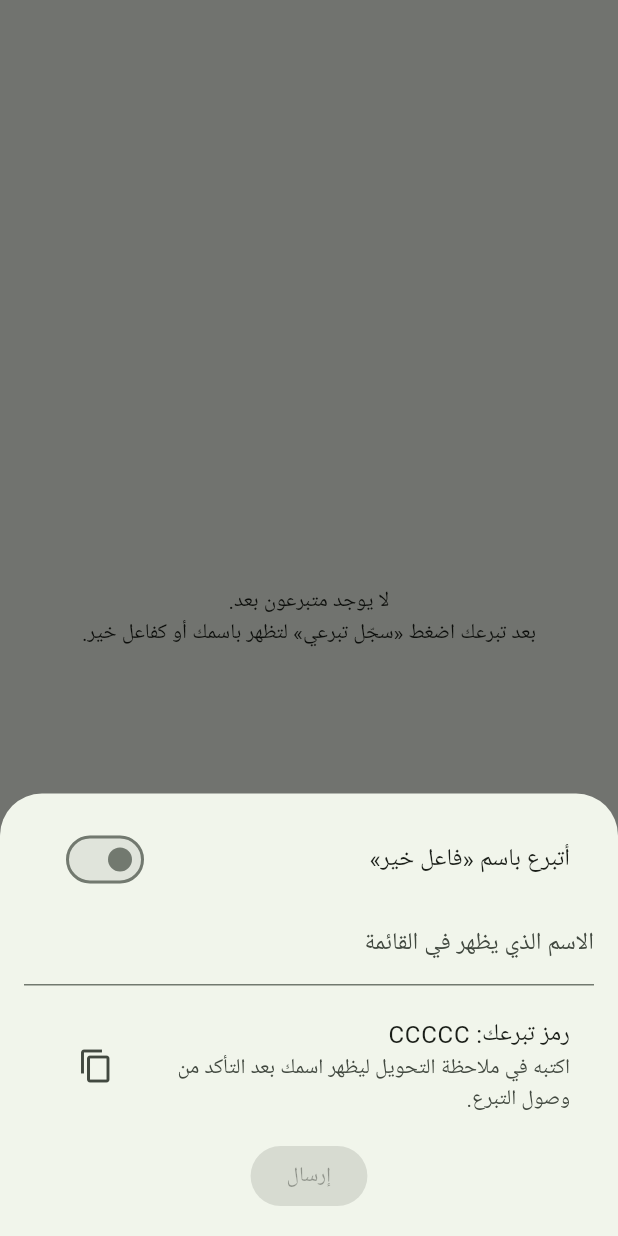
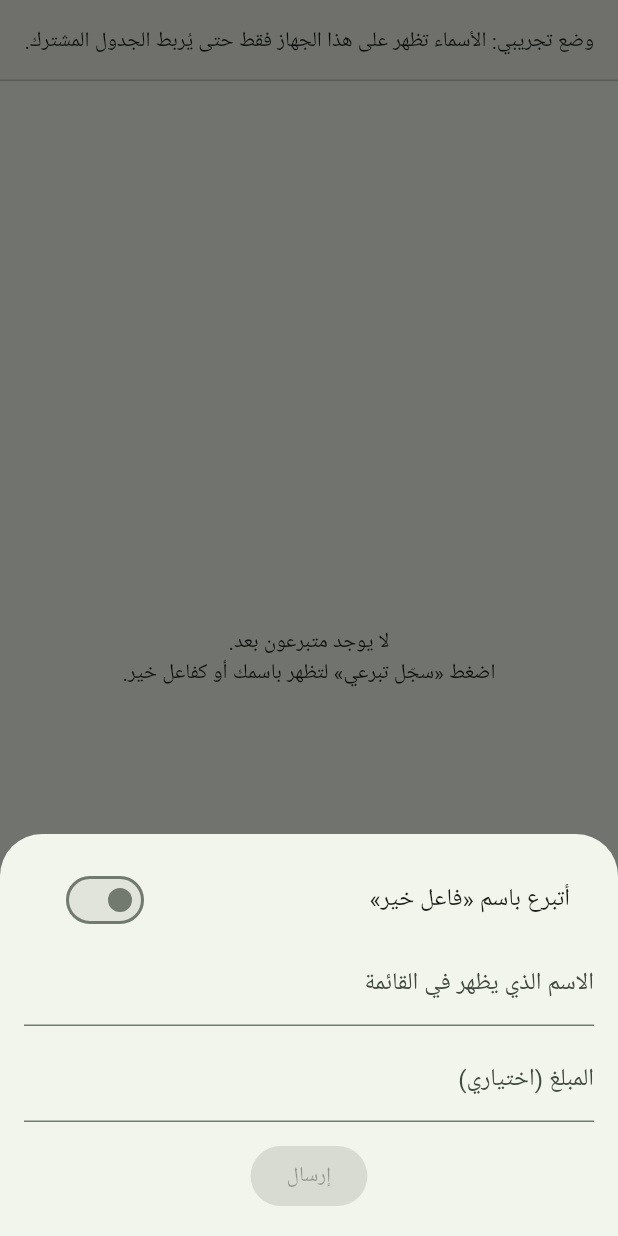
Before and after one commit to mohamedal2min-u/kansafra-mosque-app, a Flutter app: the DonorsTab screen opened directly, after a tap on "سجّل تبرعي", on a phone screen of 412 x 824 dp. Run offline on Flutter 3.47's test engine with Material 3 defaults, Android fonts, the phone set to English and light mode, and no system bars; our stand-ins replace adhan, flutter_compass, flutter_local_notifications, hijri, just_audio, shared_preferences and 1 more; accounts and stored records are empty; project files that could hold a hidden picture were left out.

Commit message:
Donors list: name and amount, shared via Google Sheets Apps Script, no accounts or approval
Co-Authored-By: Claude Sonnet 5.5 <noreply@anthropic.com>
Claude-Session: https://claude.ai/code/session_01XkGBCwJKScyzzPNe4HDGLL

```diff
--- a/lib/config.dart
+++ b/lib/config.dart
@@ -4,6 +4,9 @@ class MosqueConfig {
 
   static const latitude = 35.65862402383966;
   static const longitude = 36.48396655620541;
+
+  /// رابط Web app لجدول المتبرعين (انظر tools/DONORS_SETUP.md). فارغ = قائمة تجريبية على هذا الجهاز فقط.
+  static const donorsUrl = '';
 
   /// المنطقة الزمنية لجدولة التنبيهات.
   static const timeZone = 'Asia/Damascus';
--- a/lib/donors/donors_repository.dart
+++ b/lib/donors/donors_repository.dart
@@ -1,31 +1,70 @@
-/// متبرع يظهر في صفحة المتبرعين. إن كان [name] فارغًا يُعرض «فاعل خير».
+import 'dart:convert';
+
+import 'package:http/http.dart' as http;
+
+import '../config.dart';
+
+/// متبرع في القائمة. إن كان [name] فارغًا يُعرض «فاعل خير».
 class Donor {
-  final String? name;
+  final String name;
+  final String amount;
   final DateTime date;
-  const Donor({this.name, required this.date});
+  const Donor({required this.name, required this.amount, required this.date});
 
-  String get displayName => (name == null || name!.trim().isEmpty) ? 'فاعل خير' : name!.trim();
+  String get displayName => name.trim().isEmpty ? 'فاعل خير' : name.trim();
+  String get line => amount.trim().isEmpty ? '$displayName تبرّع' : '$displayName تبرّع بـ ${amount.trim()}';
 }
 
-/// مصدر بيانات المتبرعين. التطبيق يحتاج تنفيذًا يتصل بقاعدة بيانات مشتركة
-/// (مثل Firebase أو Supabase) ليرى الجميع القائمة نفسها.
 abstract class DonorsRepository {
-  Future<List<Donor>> approvedDonors();
-
-  /// [reference] رمز يكتبه المتبرع في ملاحظة التحويل ليطابقه المسؤول مع كشف الحساب.
-  /// يرسل طلب ظهور في القائمة. لا يظهر الاسم إلا بعد موافقة إدارة المسجد.
-  Future<void> submit({String? name, required String reference});
+  Future<List<Donor>> donors();
+  Future<void> add({String? name, String? amount});
 }
 
-/// تنفيذ مؤقت داخل الذاكرة للتجربة فقط: لا يحفظ ولا يشارك البيانات بين الأجهزة.
-class InMemoryDonorsRepository implements DonorsRepository {
-  final _approved = <Donor>[];
+/// قائمة مشتركة عبر جدول Google Sheets و Apps Script (انظر tools/DONORS_SETUP.md).
+class SheetsDonorsRepository implements DonorsRepository {
+  final String url;
+  SheetsDonorsRepository(this.url);
+
+  List<Donor> _parse(String body) => [
+        for (final r in jsonDecode(body) as List)
+          Donor(
+            name: r['name'] as String,
+            amount: r['amount'] as String,
+            date: DateTime.tryParse(r['date'] as String) ?? DateTime.now(),
+          ),
+      ];
 
   @override
-  Future<List<Donor>> approvedDonors() async => List.unmodifiable(_approved);
+  Future<List<Donor>> donors() async {
+    final res = await http.get(Uri.parse(url)).timeout(const Duration(seconds: 20));
+    if (res.statusCode != 200) throw Exception('HTTP ${res.statusCode}');
+    return _parse(utf8.decode(res.bodyBytes));
+  }
 
   @override
-  Future<void> submit({String? name, required String reference}) async {}
+  Future<void> add({String? name, String? amount}) async {
+    final uri = Uri.parse(url).replace(queryParameters: {
+      'action': 'add',
+      'name': name ?? '',
+      'amount': amount ?? '',
+    });
+    final res = await http.get(uri).timeout(const Duration(seconds: 20));
+    if (res.statusCode != 200) throw Exception('HTTP ${res.statusCode}');
+  }
 }
 
-DonorsRepository donorsRepository = InMemoryDonorsRepository();
+/// بديل للتجربة قبل ربط الجدول: يحفظ في الذاكرة على هذا الجهاز فقط.
+class InMemoryDonorsRepository implements DonorsRepository {
+  final _list = <Donor>[];
+
+  @override
+  Future<List<Donor>> donors() async => List.unmodifiable(_list.reversed);
+
+  @override
+  Future<void> add({String? name, String? amount}) async =>
+      _list.add(Donor(name: name ?? '', amount: amount ?? '', date: DateTime.now()));
+}
+
+final DonorsRepository donorsRepository = MosqueConfig.donorsUrl.isEmpty
+    ? InMemoryDonorsRepository()
+    : SheetsDonorsRepository(MosqueConfig.donorsUrl);
--- a/lib/donors/donors_tab.dart
+++ b/lib/donors/donors_tab.dart
@@ -1,9 +1,6 @@
-import 'dart:math';
+import 'package:flutter/material.dart';
 
-import 'package:flutter/material.dart';
-import 'package:flutter/services.dart';
-import 'package:intl/intl.dart';
-
+import '../config.dart';
 import 'donors_repository.dart';
 
 class DonorsTab extends StatefulWidget {
@@ -14,7 +11,9 @@ class DonorsTab extends StatefulWidget {
 }
 
 class _DonorsTabState extends State<DonorsTab> {
-  late Future<List<Donor>> _future = donorsRepository.approvedDonors();
+  late Future<List<Donor>> _future = donorsRepository.donors();
+
+  void _reload() => setState(() => _future = donorsRepository.donors());
 
   Future<void> _openForm() async {
     final sent = await showModalBottomSheet<bool>(
@@ -23,10 +22,8 @@ class _DonorsTabState extends State<DonorsTab> {
       builder: (_) => const _DonorForm(),
     );
     if (sent == true && mounted) {
-      ScaffoldMessenger.of(context).showSnackBar(
-        const SnackBar(content: Text('جزاك الله خيرًا. سيظهر اسمك بعد تأكيد إدارة المسجد.')),
-      );
-      setState(() => _future = donorsRepository.approvedDonors());
+      ScaffoldMessenger.of(context).showSnackBar(const SnackBar(content: Text('جزاك الله خيرًا وتقبّل منك')));
+      _reload();
     }
   }
 
@@ -38,31 +35,53 @@ class _DonorsTabState extends State<DonorsTab> {
         icon: const Icon(Icons.favorite),
         label: const Text('سجّل تبرعي'),
       ),
-      body: FutureBuilder<List<Donor>>(
+      body: Column(children: [
+        if (MosqueConfig.donorsUrl.isEmpty)
+          const MaterialBanner(
+            content: Text('وضع تجريبي: الأسماء تظهر على هذا الجهاز فقط حتى يُربط الجدول المشترك.'),
+            actions: [SizedBox.shrink()],
+          ),
+        Expanded(
+          child: FutureBuilder<List<Donor>>(
             future: _future,
             builder: (context, snap) {
-          if (!snap.hasData) return const Center(child: CircularProgressIndicator());
+              if (snap.connectionState != ConnectionState.done) {
+                return const Center(child: CircularProgressIndicator());
+              }
+              if (snap.hasError) {
+                return Center(
+                  child: Column(mainAxisSize: MainAxisSize.min, children: [
+                    const Text('تعذّر تحميل القائمة. تحقّق من الإنترنت.'),
+                    const SizedBox(height: 12),
+                    FilledButton(onPressed: _reload, child: const Text('إعادة المحاولة')),
+                  ]),
+                );
+              }
               final list = snap.data!;
               if (list.isEmpty) {
                 return const Center(
                   child: Padding(
                     padding: EdgeInsets.all(24),
-                child: Text('لا يوجد متبرعون بعد.\nبعد تبرعك اضغط «سجّل تبرعي» لتظهر باسمك أو كفاعل خير.',
+                    child: Text('لا يوجد متبرعون بعد.\nاضغط «سجّل تبرعي» لتظهر باسمك أو كفاعل خير.',
                         textAlign: TextAlign.center),
                   ),
                 );
               }
-          return ListView.builder(
+              return RefreshIndicator(
+                onRefresh: () async => _reload(),
+                child: ListView.builder(
                   padding: const EdgeInsets.only(bottom: 88),
                   itemCount: list.length,
                   itemBuilder: (context, i) => ListTile(
                     leading: const Icon(Icons.volunteer_activism),
-              title: Text(list[i].displayName),
-              trailing: Text(DateFormat.yMMMd('ar').format(list[i].date)),
+                    title: Text(list[i].line),
+                  ),
                 ),
               );
             },
           ),
+        ),
+      ]),
     );
   }
 }
@@ -76,21 +95,29 @@ class _DonorForm extends StatefulWidget {
 
 class _DonorFormState extends State<_DonorForm> {
   final _name = TextEditingController();
+  final _amount = TextEditingController();
   bool _anonymous = false;
   bool _busy = false;
-  // رمز قصير بدون حروف متشابهة (0/O و1/I).
-  final String _ref = List.generate(5, (_) => 'ABCDEFGHJKMNPQRSTUVWXYZ23456789'[Random().nextInt(31)]).join();
+  String? _error;
 
   @override
   void dispose() {
     _name.dispose();
+    _amount.dispose();
     super.dispose();
   }
 
   Future<void> _submit() async {
-    setState(() => _busy = true);
-    await donorsRepository.submit(name: _anonymous ? null : _name.text.trim(), reference: _ref);
+    setState(() { _busy = true; _error = null; });
+    try {
+      await donorsRepository.add(
+        name: _anonymous ? null : _name.text.trim(),
+        amount: _amount.text.trim(),
+      );
       if (mounted) Navigator.of(context).pop(true);
+    } catch (_) {
+      if (mounted) setState(() { _busy = false; _error = 'تعذّر الإرسال. تحقّق من الإنترنت وأعد المحاولة.'; });
+    }
   }
 
   @override
@@ -110,16 +137,17 @@ class _DonorFormState extends State<_DonorForm> {
             decoration: const InputDecoration(labelText: 'الاسم الذي يظهر في القائمة'),
             onChanged: (_) => setState(() {}),
           ),
+        const SizedBox(height: 8),
+        TextField(
+          controller: _amount,
+          decoration: const InputDecoration(labelText: 'المبلغ (اختياري)'),
+        ),
+        if (_error != null)
+          Padding(
+            padding: const EdgeInsets.only(top: 8),
+            child: Text(_error!, style: TextStyle(color: Theme.of(context).colorScheme.error)),
+          ),
         const SizedBox(height: 12),
-        ListTile(
-          title: Text('رمز تبرعك: $_ref'),
-          subtitle: const Text('اكتبه في ملاحظة التحويل ليظهر اسمك بعد التأكد من وصول التبرع.'),
-          trailing: IconButton(
-            icon: const Icon(Icons.copy),
-            onPressed: () => Clipboard.setData(ClipboardData(text: _ref)),
-          ),
-        ),
-        const SizedBox(height: 8),
         FilledButton(
           onPressed: canSend && !_busy ? _submit : null,
           child: const Text('إرسال'),
```
Also changed, not shown: 3 other files. Lines whose indentation alone changed are shown as unchanged.
